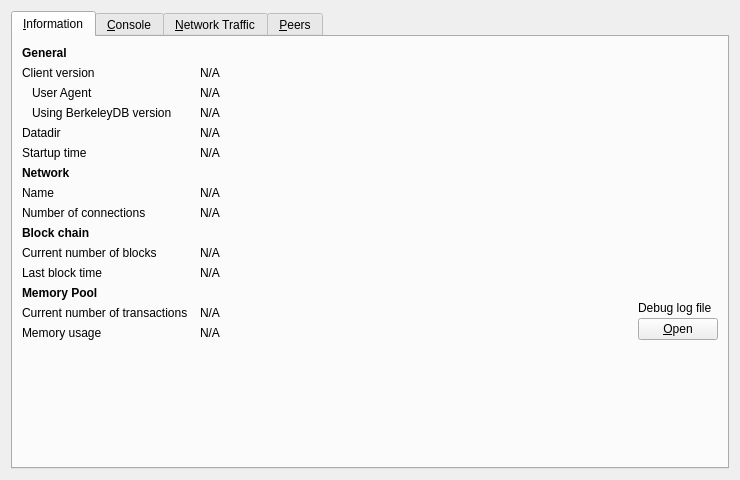
Above: src/qt/forms/debugwindow.ui from meritlabs/merit before the change. Below: the same form after it.
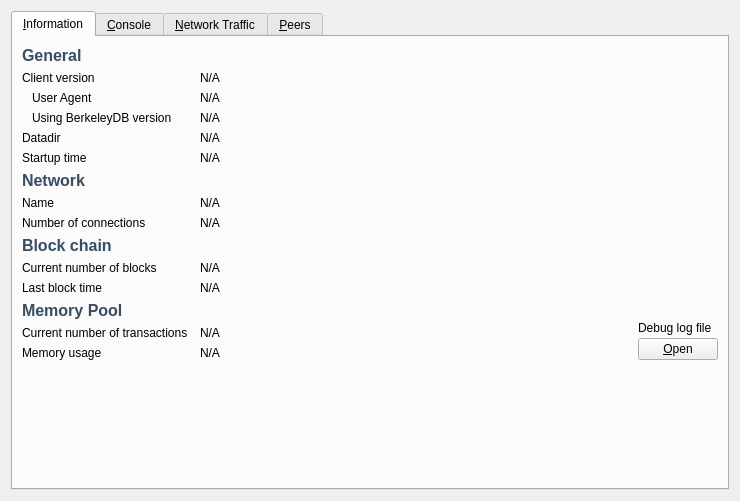
That is the form after the change. Icons and pictures are not drawn. Custom widgets are drawn as their Qt base class.

```diff
--- a/src/qt/forms/debugwindow.ui
+++ b/src/qt/forms/debugwindow.ui
@@ -7,7 +7,7 @@
     <x>0</x>
     <y>0</y>
     <width>740</width>
-    <height>430</height>
+    <height>501</height>
    </rect>
   </property>
   <property name="windowTitle">
@@ -36,7 +36,7 @@
           </font>
          </property>
          <property name="text">
-          <string>General</string>
+          <string>&lt;html&gt;&lt;head/&gt;&lt;body&gt;&lt;p&gt;&lt;span style=&quot; font-size:12pt; color:#384c62;&quot;&gt;General&lt;/span&gt;&lt;/p&gt;&lt;/body&gt;&lt;/html&gt;</string>
          </property>
         </widget>
        </item>
@@ -173,7 +173,7 @@
                    </font>
                </property>
                <property name="text">
-                   <string>Network</string>
+          <string>&lt;html&gt;&lt;head/&gt;&lt;body&gt;&lt;p&gt;&lt;span style=&quot; font-size:12pt; color:#384c62;&quot;&gt;Network&lt;/span&gt;&lt;/p&gt;&lt;/body&gt;&lt;/html&gt;</string>
                </property>
            </widget>
        </item>
@@ -232,7 +232,7 @@
           </font>
          </property>
          <property name="text">
-          <string>Block chain</string>
+          <string>&lt;html&gt;&lt;head/&gt;&lt;body&gt;&lt;p&gt;&lt;span style=&quot; font-size:12pt; color:#384c62;&quot;&gt;Block chain&lt;/span&gt;&lt;/p&gt;&lt;/body&gt;&lt;/html&gt;</string>
          </property>
         </widget>
        </item>
@@ -291,7 +291,7 @@
           </font>
          </property>
          <property name="text">
-          <string>Memory Pool</string>
+          <string>&lt;html&gt;&lt;head/&gt;&lt;body&gt;&lt;p&gt;&lt;span style=&quot; font-size:12pt; color:#384c62;&quot;&gt;Memory Pool&lt;/span&gt;&lt;/p&gt;&lt;/body&gt;&lt;/html&gt;</string>
          </property>
         </widget>
        </item>
```
Left out of the diff: 8 changed lines with no effect on the pictures. Lines whose indentation alone changed are shown as unchanged.
